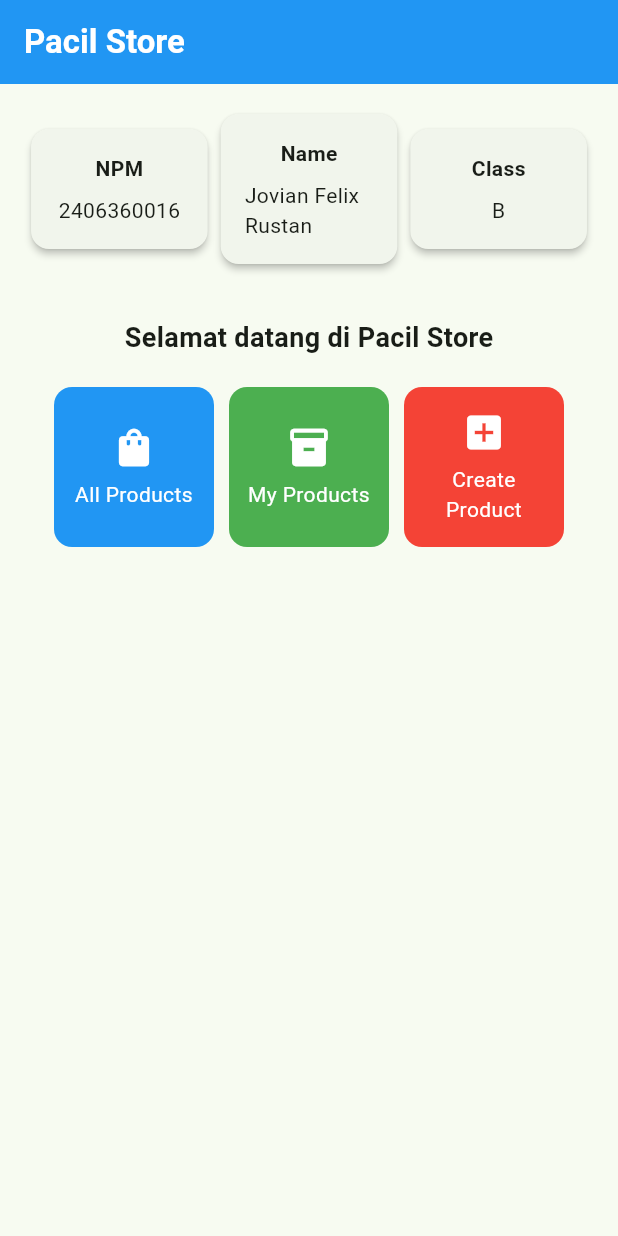
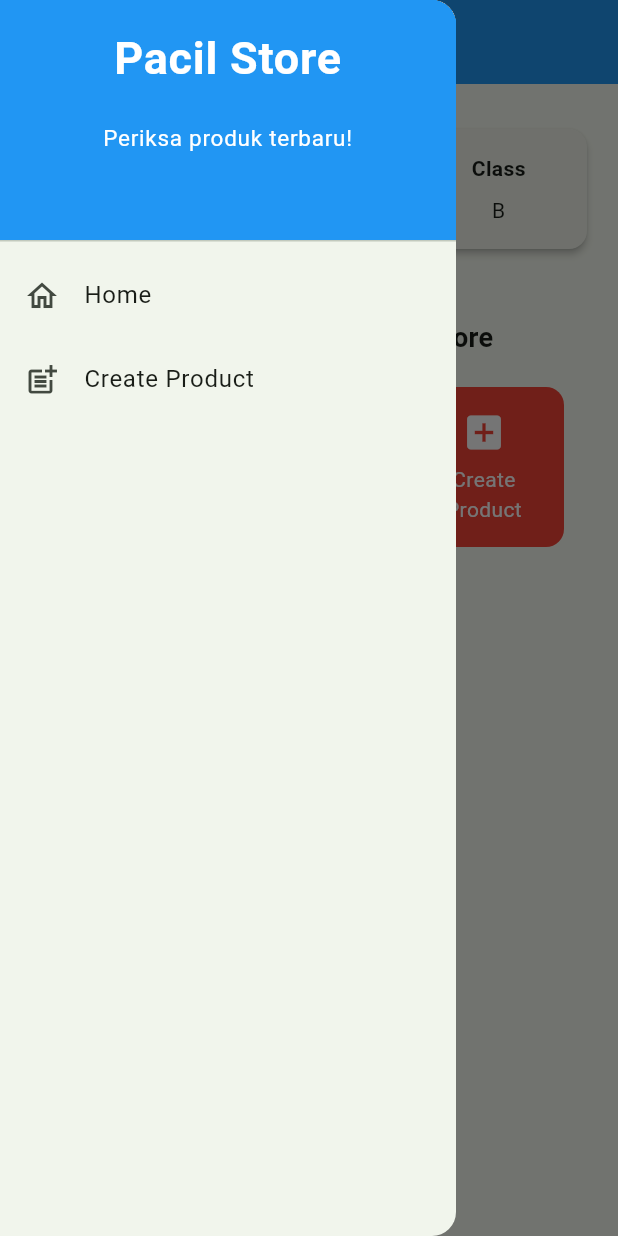
Before and after one commit to Infernum-dev/pacilstore-mobile, a Flutter app: the screen it shows after launch, with the side drawer open (before the commit the screen has no drawer), on a phone screen of 412 x 824 dp. Run offline on Flutter 3.47's test engine with Material 3 defaults, Android fonts, the phone set to English and light mode, and no system bars.

Commit message:
Penyelesaian Tugas 8

```diff
--- a/pacil_store/lib/main.dart
+++ b/pacil_store/lib/main.dart
@@ -1,5 +1,5 @@
 import 'package:flutter/material.dart';
-import 'package:pacil_store/menu.dart';
+import 'package:pacil_store/screens/menu.dart';
 void main() {
   runApp(const MyApp());
 }
--- a/pacil_store/lib/menu.dart
+++ b/pacil_store/lib/screens/menu.dart
@@ -1,5 +1,6 @@
 import 'package:flutter/material.dart';
-
+import 'package:pacil_store/widgets/left_drawer.dart';
+import 'package:pacil_store/widgets/product_card.dart';
 class MyHomePage extends StatelessWidget {
   MyHomePage({super.key});
   final String nama = "Jovian Felix Rustan"; //nama
@@ -28,6 +29,7 @@ class MyHomePage extends StatelessWidget {
           // Warna latar belakang AppBar diambil dari skema warna tema aplikasi.
           backgroundColor: Theme.of(context).colorScheme.primary,
         ),
+        drawer: LeftDrawer(),
         // Body halaman dengan padding di sekelilingnya.
         body: Padding(
           padding: const EdgeInsets.all(16.0),
@@ -131,61 +133,3 @@ class ItemHomepage {
 
   ItemHomepage(this.name, this.icon);
 }
-
-class ItemCard extends StatelessWidget {
-  // Menampilkan kartu dengan ikon dan nama.
-
-  final ItemHomepage item;
-
-  const ItemCard(this.item, {super.key});
-
-  @override
-  Widget build(BuildContext context) {
-    return Material(
-      // Menentukan warna latar belakang dari tema aplikasi.
-      color: {
-        "All Products": Theme.of(context).colorScheme.primary,
-        "My Products": Theme.of(context).colorScheme.secondary,
-        "Create Product": Theme.of(context).colorScheme.tertiary,
-      }[item.name] ?? Colors.green,
-      // Membuat sudut kartu melengkung.
-      borderRadius: BorderRadius.circular(12),
-
-      child: InkWell(
-        // Aksi ketika kartu ditekan.
-        onTap: () {
-          // Menampilkan pesan SnackBar saat kartu ditekan.
-          ScaffoldMessenger.of(context)
-            ..hideCurrentSnackBar()
-            ..showSnackBar(
-                SnackBar(content: Text("Kamu telah menekan tombol ${item.name}!"))
-            );
-        },
-        // Container untuk menyimpan Icon dan Text
-        child: Container(
-          padding: const EdgeInsets.all(8),
-          child: Center(
-            child: Column(
-              // Menyusun ikon dan teks di tengah kartu.
-              mainAxisAlignment: MainAxisAlignment.center,
-              children: [
-                Icon(
-                  item.icon,
-                  color: Colors.white,
-                  size: 30.0,
-                ),
-                const Padding(padding: EdgeInsets.all(3)),
-                Text(
-                  item.name,
-                  textAlign: TextAlign.center,
-                  style: const TextStyle(color: Colors.white),
-                ),
-              ],
-            ),
-          ),
-        ),
-      ),
-    );
-  }
-
-}
--- /dev/null
+++ b/pacil_store/lib/widgets/left_drawer.dart
@@ -0,0 +1,67 @@
+import 'package:flutter/material.dart';
+import 'package:pacil_store/screens/menu.dart';
+import 'package:pacil_store/screens/product_form.dart';
+class LeftDrawer extends StatelessWidget {
+  const LeftDrawer({super.key});
+
+  @override
+  Widget build(BuildContext context) {
+    return Drawer(
+      child: ListView(
+        children: [
+          const DrawerHeader(
+            decoration: BoxDecoration(
+              color: Colors.blue,
+            ),
+            child: Column(
+              children: [
+                Text(
+                  'Pacil Store',
+                  textAlign: TextAlign.center,
+                  style: TextStyle(
+                    fontSize: 30,
+                    fontWeight: FontWeight.bold,
+                    color: Colors.white,
+                  ),
+                ),
+                Padding(padding: EdgeInsets.all(10)),
+                Text("Periksa produk terbaru!",
+                  textAlign: TextAlign.center,
+                  style: TextStyle(
+                    fontSize: 15,
+                    color: Colors.white,
+                    fontWeight: FontWeight.normal,
+                  ),
+                ),
+              ],
+            ),
+          ),
+          ListTile(
+            leading: const Icon(Icons.home_outlined),
+            title: const Text('Home'),
+            // Bagian redirection ke MyHomePage
+            onTap: () {
+              Navigator.pushReplacement(
+                  context,
+                  MaterialPageRoute(
+                    builder: (context) => MyHomePage(),
+                  ));
+            },
+          ),
+          ListTile(
+            leading: const Icon(Icons.post_add),
+            title: const Text('Create Product'),
+            // Bagian redirection ke ProductFormPage
+            onTap: () {
+              Navigator.pushReplacement(
+                  context,
+                  MaterialPageRoute(
+                    builder: (context) => ProductFormPage(),
+                  ));
+            },
+          ),
+        ],
+      ),
+    );
+  }
+}
--- /dev/null
+++ b/pacil_store/lib/widgets/product_card.dart
@@ -0,0 +1,69 @@
+import 'package:flutter/material.dart';
+import 'package:pacil_store/screens/product_form.dart';
+import 'package:pacil_store/screens/menu.dart';
+
+class ItemCard extends StatelessWidget {
+  // Menampilkan kartu dengan ikon dan nama.
+
+  final ItemHomepage item;
+
+  const ItemCard(this.item, {super.key});
+
+  @override
+  Widget build(BuildContext context) {
+    return Material(
+      // Menentukan warna latar belakang dari tema aplikasi.
+      color: {
+        "All Products": Theme.of(context).colorScheme.primary,
+        "My Products": Theme.of(context).colorScheme.secondary,
+        "Create Product": Theme.of(context).colorScheme.tertiary,
+      }[item.name] ?? Colors.green,
+      // Membuat sudut kartu melengkung.
+      borderRadius: BorderRadius.circular(12),
+
+      child: InkWell(
+        // Aksi ketika kartu ditekan.
+        onTap: () {
+          // Menampilkan pesan SnackBar saat kartu ditekan.
+          ScaffoldMessenger.of(context)
+            ..hideCurrentSnackBar()
+            ..showSnackBar(
+                SnackBar(content: Text("Kamu telah menekan tombol ${item.name}!"))
+            );
+          if (item.name == "Create Product") {
+            Navigator.push(
+              context,
+              MaterialPageRoute(
+                builder: (context) => const ProductFormPage(),
+              ),
+            );
+          }
+        },
+        // Container untuk menyimpan Icon dan Text
+        child: Container(
+          padding: const EdgeInsets.all(8),
+          child: Center(
+            child: Column(
+              // Menyusun ikon dan teks di tengah kartu.
+              mainAxisAlignment: MainAxisAlignment.center,
+              children: [
+                Icon(
+                  item.icon,
+                  color: Colors.white,
+                  size: 30.0,
+                ),
+                const Padding(padding: EdgeInsets.all(3)),
+                Text(
+                  item.name,
+                  textAlign: TextAlign.center,
+                  style: const TextStyle(color: Colors.white),
+                ),
+              ],
+            ),
+          ),
+        ),
+      ),
+    );
+  }
+
+}
```
Also changed, not shown: pacil_store/lib/screens/product_form.dart (added, +290 -0 lines), 1 other file.
